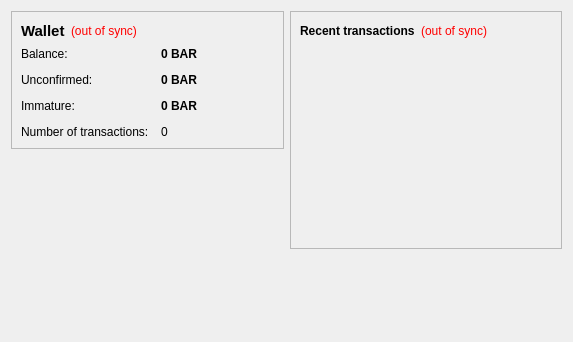
First picture: the form in src/qt/forms/overviewpage.ui, repository nullifycoin/nullifycoin, before the edit.
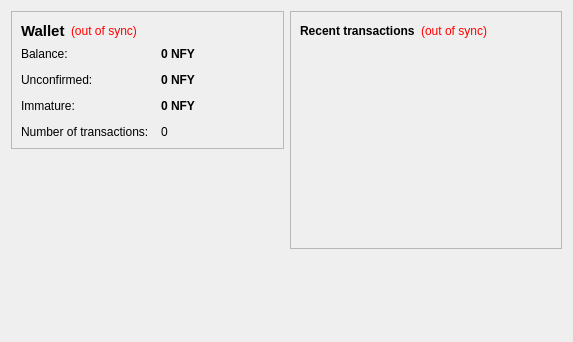
Second picture: the form after the edit.

Diff of the .ui file:
```diff
--- a/src/qt/forms/overviewpage.ui
+++ b/src/qt/forms/overviewpage.ui
@@ -105,7 +105,7 @@
              <string>Your current balance</string>
             </property>
             <property name="text">
-             <string notr="true">0 BAR</string>
+             <string notr="true">0 NFY</string>
             </property>
             <property name="textInteractionFlags">
              <set>Qt::LinksAccessibleByMouse|Qt::TextSelectableByKeyboard|Qt::TextSelectableByMouse</set>
@@ -134,7 +134,7 @@
              <string>Total of transactions that have yet to be confirmed, and do not yet count toward the current balance</string>
             </property>
             <property name="text">
-             <string notr="true">0 BAR</string>
+             <string notr="true">0 NFY</string>
             </property>
             <property name="textInteractionFlags">
              <set>Qt::LinksAccessibleByMouse|Qt::TextSelectableByKeyboard|Qt::TextSelectableByMouse</set>
@@ -177,7 +177,7 @@
              <string>Mined balance that has not yet matured</string>
             </property>
             <property name="text">
-             <string notr="true">0 BAR</string>
+             <string notr="true">0 NFY</string>
             </property>
             <property name="textInteractionFlags">
              <set>Qt::LinksAccessibleByMouse|Qt::TextSelectableByKeyboard|Qt::TextSelectableByMouse</set>
```
Left out of the diff: 4 changed lines with no effect on the pictures.
